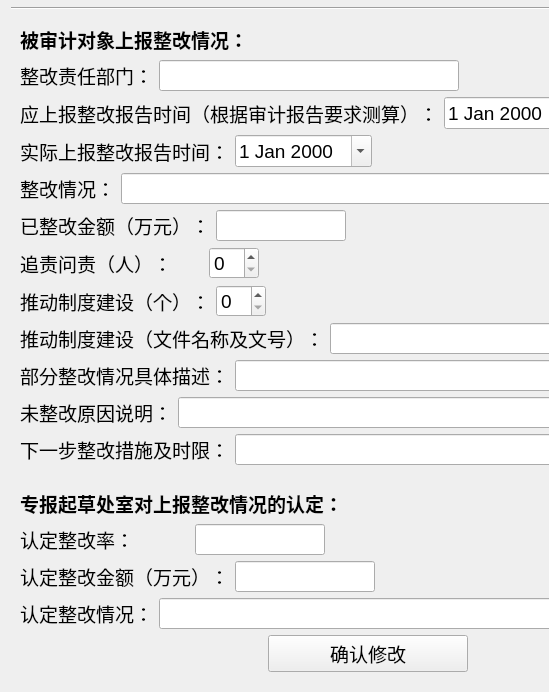
Before: the Qt Designer form ui_dir/zgrevise.ui in wind-sword/Audit, drawn with Qt 5; both pictures show x 0 to 549 and y 81 to 773 of the 1192 by 773 pixel window.
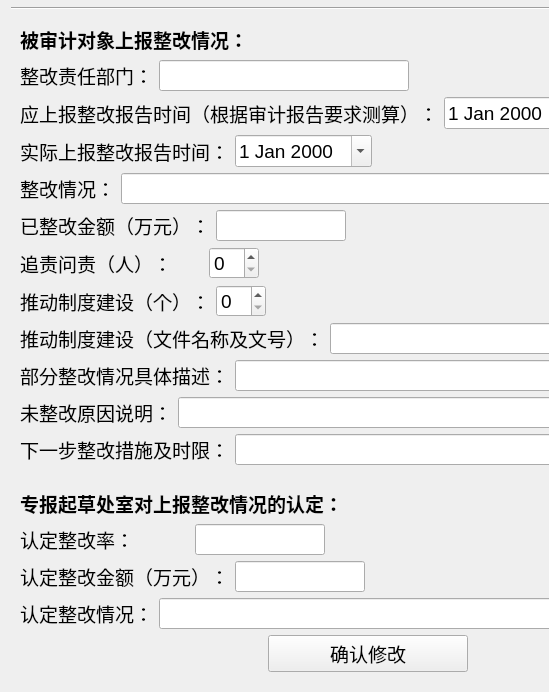
After: the same form once the commit is applied.

```diff
--- a/ui_dir/zgrevise.ui
+++ b/ui_dir/zgrevise.ui
@@ -70,7 +70,7 @@
          <widget class="QLineEdit" name="lineEdit_1">
           <property name="maximumSize">
            <size>
-            <width>300</width>
+            <width>250</width>
             <height>16777215</height>
            </size>
           </property>
@@ -505,7 +505,7 @@
          <widget class="QLineEdit" name="lineEdit_11">
           <property name="maximumSize">
            <size>
-            <width>140</width>
+            <width>130</width>
             <height>16777215</height>
            </size>
           </property>
```
